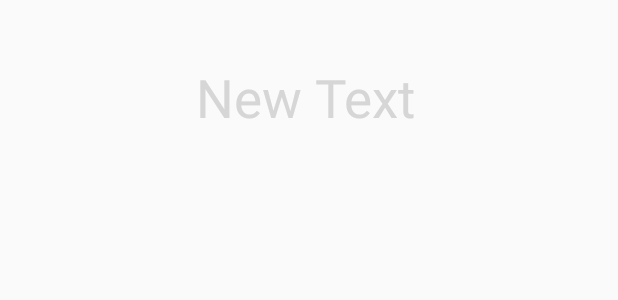
After one commit to nattwut/indigo, an Android app: the layout my_listview.xml on its own in the app's theme, with its tools: preview values and no code run, on a phone screen of 412 x 824 dp. The commit adds this screen. Shown: the top 300 px of the screen. Run offline under Robolectric (Android 15) with nearby library versions, the phone set to English and light mode, and no system bars.

Commit message:
Fin Day1

```diff
--- a/app/src/main/java/com/indigocorp/mai/butraffic/MainActivity.java
+++ b/app/src/main/java/com/indigocorp/mai/butraffic/MainActivity.java
@@ -1,6 +1,8 @@
 package com.indigocorp.mai.butraffic;
 
+import android.content.Intent;
 import android.media.MediaPlayer;
+import android.net.Uri;
 import android.support.v7.app.AppCompatActivity;
 import android.os.Bundle;
 import android.view.View;
@@ -34,6 +36,10 @@ public class MainActivity extends AppCompatActivity {
                 MediaPlayer buttonPlayer = MediaPlayer.create(getBaseContext(), R.raw.lion);
                 buttonPlayer.start();
                 // Intent to WebView
+                Intent objIntent = new Intent(Intent.ACTION_VIEW);
+                objIntent.setData(Uri.parse("https://www.youtube.com/?gl=TH"));
+                startActivity(objIntent);
+
 
             }//Event
         });
--- /dev/null
+++ b/app/src/main/res/layout/my_listview.xml
@@ -0,0 +1,20 @@
+<?xml version="1.0" encoding="utf-8"?>
+<LinearLayout xmlns:android="http://schemas.android.com/apk/res/android"
+    android:orientation="horizontal" android:layout_width="match_parent"
+    android:layout_height="wrap_content">
+
+    <ImageView
+        android:layout_width="@dimen/icon"
+        android:layout_height="@dimen/icon"
+        android:id="@+id/imageView"
+        android:layout_margin="15dp" />
+
+    <TextView
+        android:layout_width="wrap_content"
+        android:layout_height="wrap_content"
+        android:text="New Text"
+        android:id="@+id/textView2"
+        android:textSize="@dimen/h1"
+        android:layout_gravity="center_vertical"
+        android:textColor="@color/text" />
+</LinearLayout>
--- a/app/src/main/res/values/dimens.xml
+++ b/app/src/main/res/values/dimens.xml
@@ -2,5 +2,10 @@
     <!-- Default screen margins, per the Android Design guidelines. -->
     <dimen name="activity_horizontal_margin">16dp</dimen>
     <dimen name="activity_vertical_margin">16dp</dimen>
-    <dimen name="h1">50sp</dimen>
+    <dimen name="h1">35sp</dimen>
+    <dimen name="h2">25sp</dimen>
+    <dimen name="icon">100dp</dimen>
+    <dimen name="image">200dp</dimen>
+
+
 </resources>
```
Also changed, not shown: app/src/main/java/com/indigocorp/mai/butraffic/MyAdapter.java (added, +44 -0 lines).
